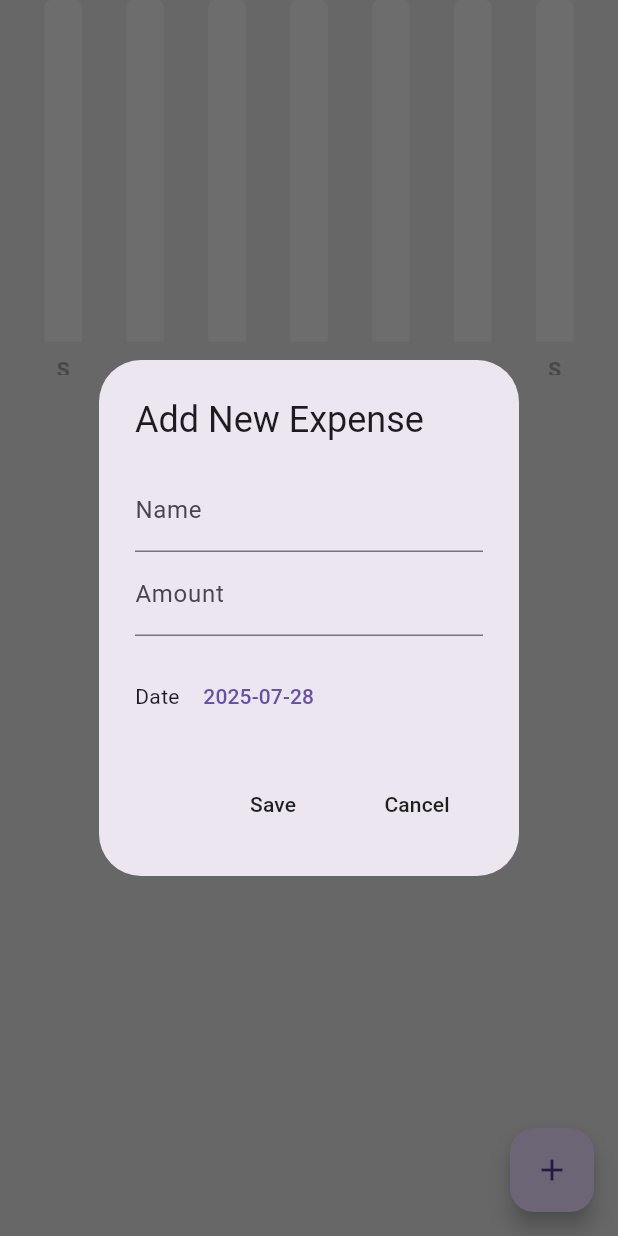
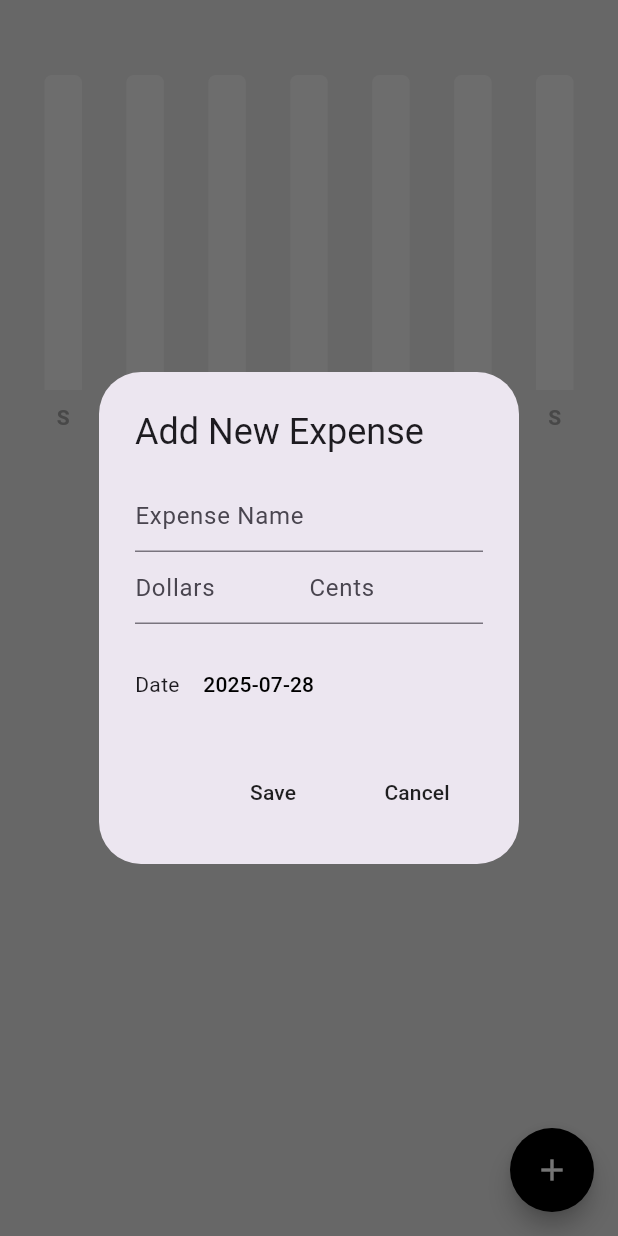
Before and after one commit to AnahatM/Flutter-Expense-Tracker, a Flutter app: the screen it shows after launch, after a tap on the "add" icon, on a phone screen of 412 x 824 dp. Run offline on Flutter 3.47's test engine with Material 3 defaults, Android fonts, the light colour scheme and no system bars; drawn by our look-alikes of fl_chart.

Commit message:
Refactor HomePage to separate expense input into dollars and cents fields, and enhance clearInputFields functionality

```diff
--- a/lib/bar_graph/bar_graph.dart
+++ b/lib/bar_graph/bar_graph.dart
@@ -76,6 +76,7 @@ class BarGraph extends StatelessWidget {
             sideTitles: SideTitles(
               showTitles: true,
               getTitlesWidget: (value, meta) => getBottomTitles(value, meta),
+              reservedSize: 40,
             ),
           ),
         ),
--- a/lib/pages/home_page.dart
+++ b/lib/pages/home_page.dart
@@ -15,8 +15,17 @@ class HomePage extends StatefulWidget {
 class _HomePageState extends State<HomePage> {
   // Text controllers for input fields
   final newExpenseNameController = TextEditingController();
-  final newExpenseAmountController = TextEditingController();
+  final newExpenseDollarsController = TextEditingController();
+  final newExpenseCentsController = TextEditingController();
   DateTime selectedDate = DateTime.now();
+
+  // Function to clear input fields
+  void clearInputFields() {
+    newExpenseNameController.clear();
+    newExpenseDollarsController.clear();
+    newExpenseCentsController.clear();
+    selectedDate = DateTime.now();
+  }
 
   // Function to add a new expense
   void addNewExpense() {
@@ -32,13 +41,29 @@ class _HomePageState extends State<HomePage> {
                 // Expense name input
                 TextField(
                   controller: newExpenseNameController,
-                  decoration: InputDecoration(labelText: 'Name'),
+                  decoration: const InputDecoration(hintText: 'Expense Name'),
                 ),
                 // Expense amount input
-                TextField(
-                  controller: newExpenseAmountController,
-                  decoration: InputDecoration(labelText: 'Amount'),
-                  keyboardType: TextInputType.number,
+                Row(
+                  children: [
+                    // Dollars
+                    Expanded(
+                      child: TextField(
+                        controller: newExpenseDollarsController,
+                        decoration: const InputDecoration(hintText: 'Dollars'),
+                        keyboardType: TextInputType.number,
+                      ),
+                    ),
+
+                    // Cents
+                    Expanded(
+                      child: TextField(
+                        controller: newExpenseCentsController,
+                        decoration: const InputDecoration(hintText: 'Cents'),
+                        keyboardType: TextInputType.number,
+                      ),
+                    ),
+                  ],
                 ),
                 // Date picker
                 SizedBox(height: 16),
@@ -61,6 +86,7 @@ class _HomePageState extends State<HomePage> {
                       },
                       child: Text(
                         "${selectedDate.year}-${selectedDate.month.toString().padLeft(2, '0')}-${selectedDate.day.toString().padLeft(2, '0')}",
+                        style: TextStyle(color: Colors.black),
                       ),
                     ),
                   ],
@@ -80,17 +106,12 @@ class _HomePageState extends State<HomePage> {
     );
   }
 
-  void clearInputFields() {
-    newExpenseNameController.clear();
-    newExpenseAmountController.clear();
-    selectedDate = DateTime.now();
-  }
-
   // Function to save the new expense
   void saveNewExpense() {
     // Read values before clearing
     String name = newExpenseNameController.text;
-    String amount = newExpenseAmountController.text;
+    String amount =
+        '${newExpenseDollarsController.text}.${newExpenseCentsController.text}';
     DateTime date = selectedDate;
 
     clearInputFields();
@@ -124,12 +145,21 @@ class _HomePageState extends State<HomePage> {
             backgroundColor: Colors.grey[300],
             floatingActionButton: FloatingActionButton(
               onPressed: addNewExpense,
+              backgroundColor: Colors.black,
+              foregroundColor: Colors.white,
+              tooltip: 'Add Expense',
+              shape: CircleBorder(),
               child: Icon(Icons.add),
             ),
             body: ListView(
               children: [
+                const SizedBox(height: 50),
+
                 // Weekly summary bar graph section
                 ExpenseSummary(startOfWeek: value.getStartOfWeek()),
+
+                const SizedBox(height: 20),
+
                 // Expenses list section
                 ListView.builder(
                   shrinkWrap: true,
```
